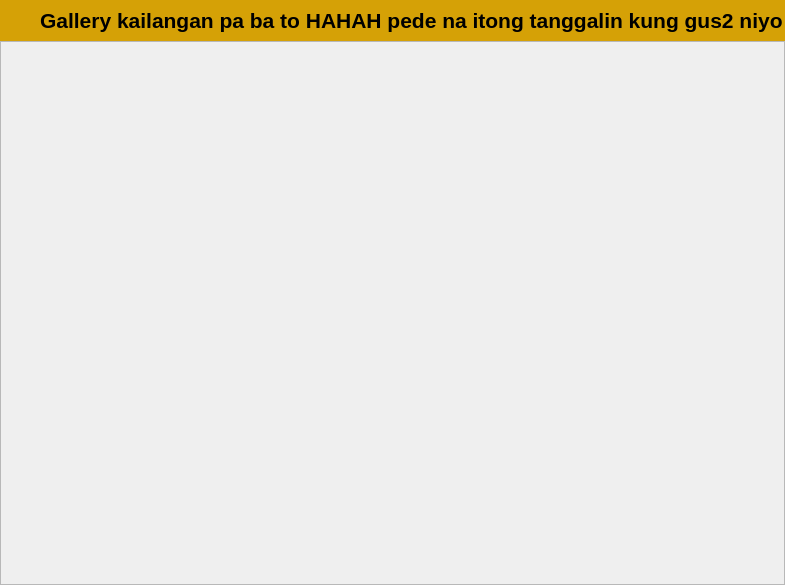
Old version of the form informationwindowgallery.ui in the repository PeteCastle/SoftwareDesignCaseStudy.
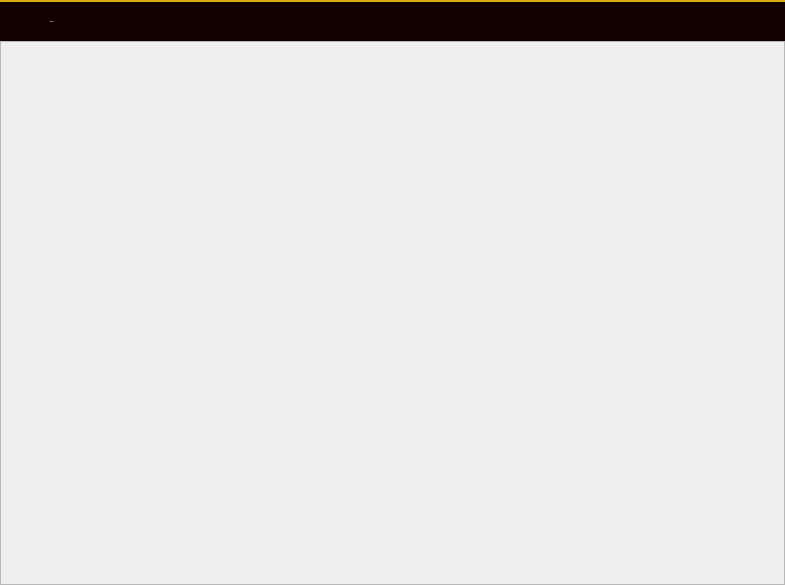
New version of the form. Icons and pictures are not drawn.

What changed in the file:
```diff
--- a/informationwindowgallery.ui
+++ b/informationwindowgallery.ui
@@ -35,14 +35,18 @@
    <item>
     <widget class="QWidget" name="widget" native="true">
      <property name="styleSheet">
-      <string notr="true">background-color: rgb(213, 161, 6);</string>
+      <string notr="true">QWidget {
+	border-top:2px solid rgb(213, 173, 18);
+background-color: rgb(18, 0, 0);
+
+}</string>
      </property>
      <layout class="QHBoxLayout" name="horizontalLayout">
       <property name="spacing">
        <number>0</number>
       </property>
       <property name="leftMargin">
-       <number>0</number>
+       <number>50</number>
       </property>
       <property name="topMargin">
        <number>0</number>
@@ -53,35 +57,26 @@
       <property name="bottomMargin">
        <number>0</number>
       </property>
-      <item>
-       <spacer name="horizontalSpacer">
-        <property name="orientation">
-         <enum>Qt::Horizontal</enum>
-        </property>
-        <property name="sizeType">
-         <enum>QSizePolicy::Fixed</enum>
-        </property>
-        <property name="sizeHint" stdset="0">
-         <size>
-          <width>40</width>
-          <height>20</height>
-         </size>
-        </property>
-       </spacer>
-      </item>
       <item>
        <widget class="QLabel" name="label">
         <property name="font">
          <font>
-          <pointsize>16</pointsize>
+          <family>Heebo</family>
+          <pointsize>-1</pointsize>
+          <italic>false</italic>
           <bold>true</bold>
          </font>
         </property>
         <property name="styleSheet">
-         <string notr="true"/>
+         <string notr="true">QLabel {
+
+	color: rgb(255, 255, 255);
+font: bold 25px &quot;Heebo&quot;;
+
+}</string>
         </property>
         <property name="text">
-         <string>Gallery kailangan pa ba to HAHAH pede na itong tanggalin kung gus2 niyo</string>
+         <string>Gallery</string>
         </property>
        </widget>
       </item>
```
